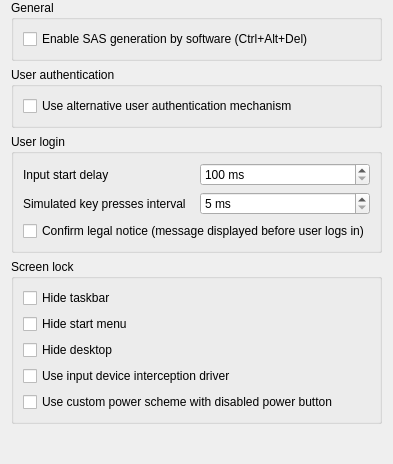
Qt form plugins/platform/windows/WindowsPlatformConfigurationPage.ui (veyon/veyon) before a commit.
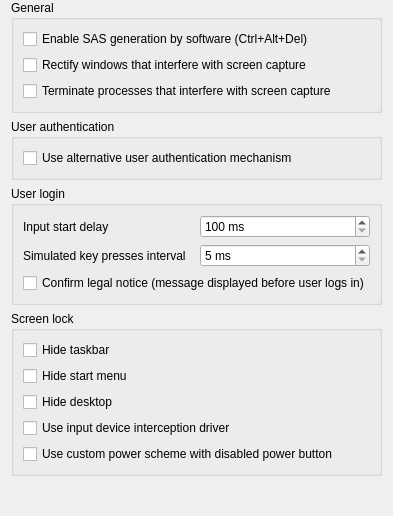
The same form after that commit. Icons and pictures are not drawn.

Commit message:
WindowsSessionFunctions: add screen capture interference handling
Transparent windows with LWA_COLORKEY set are captured by the
DeskDupEngine as black windows, effectively allowing users to escape
monitoring. The soft workaround is to rectify these windows such
that the problematic attributes no longer are set. Alternatively
terminate all processes with suspicious LWA settings.

```diff
--- a/plugins/platform/windows/WindowsPlatformConfigurationPage.ui
+++ b/plugins/platform/windows/WindowsPlatformConfigurationPage.ui
@@ -29,6 +29,20 @@
         </property>
        </widget>
       </item>
+      <item>
+       <widget class="QCheckBox" name="rectifyInterferingWindows">
+        <property name="text">
+         <string>Rectify windows that interfere with screen capture</string>
+        </property>
+       </widget>
+      </item>
+      <item>
+       <widget class="QCheckBox" name="terminateInterferingProcesses">
+        <property name="text">
+         <string>Terminate processes that interfere with screen capture</string>
+        </property>
+       </widget>
+      </item>
      </layout>
     </widget>
    </item>
```
Left out of the diff: 6 changed lines with no effect on the pictures. The commit also changes 3 other files.
